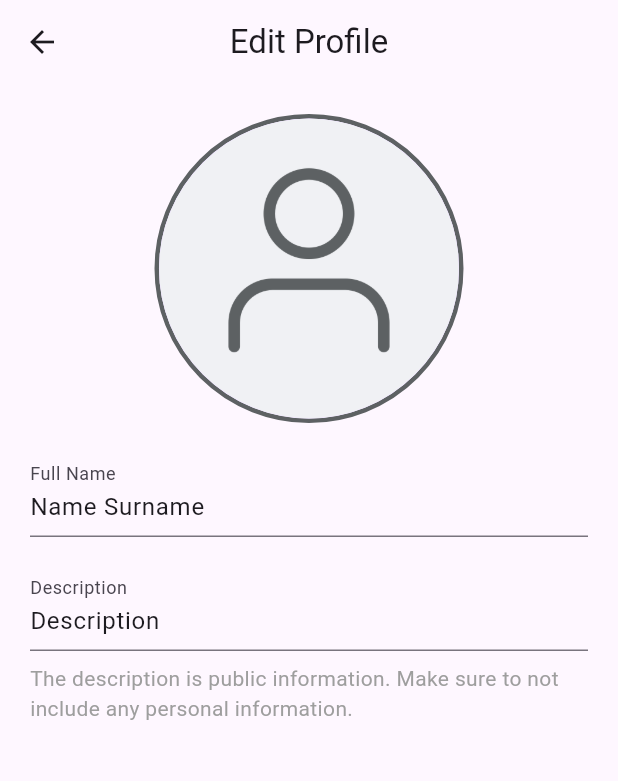
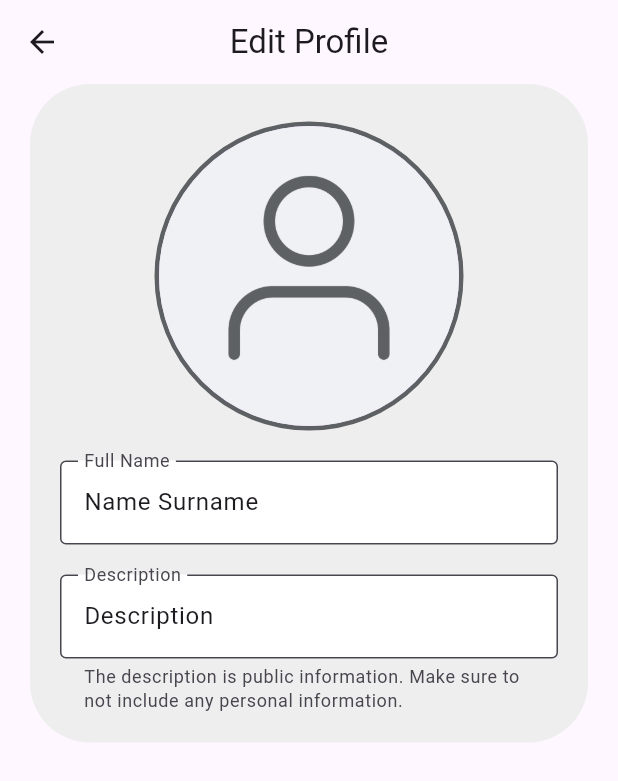
Before and after one commit to kostoskistefan/pulse-eco-pocket, a Flutter app: the screen it shows after launch, item 4 of the bottom bar chosen, after a tap on the "edit" icon, on a phone screen of 412 x 824 dp. Shown: the top 781 px of the screen. Run offline on Flutter 3.47's test engine with Material 3 defaults, Android fonts, the light colour scheme and no system bars; our stand-ins replace bloc, flutter_bloc, shared_preferences; missing offline and left inert: usb_serial; network calls fail.

Commit message:
Add profile page data persistence and improve design

```diff
--- a/lib/features/navigation/presentation/pages/profile/edit_profile_page.dart
+++ b/lib/features/navigation/presentation/pages/profile/edit_profile_page.dart
@@ -15,9 +15,16 @@ class _EditProfilePageState extends State<EditProfilePage> {
   Widget build(BuildContext context) {
     return Scaffold(
       appBar: _buildAppBar(context),
-      body: Container(
+      body: Padding(
+        padding: EdgeInsets.only(top: 0, bottom: 20, left: 20, right: 20),
+        child: SingleChildScrollView(
+          child: Container(
+            decoration: BoxDecoration(
+              borderRadius: BorderRadius.circular(40),
+              color: Colors.grey[200],
+            ),
             width: double.infinity,
-        padding: EdgeInsets.all(20),
+            padding: EdgeInsets.only(top: 25, left: 20, right: 20, bottom: 20),
             child: Column(
               children: [
                 Container(
@@ -27,13 +34,16 @@ class _EditProfilePageState extends State<EditProfilePage> {
                   ),
                   child: CircleAvatar(
                     radius: 100,
-                backgroundImage: AssetImage('assets/images/defaultUser.png')
+                    backgroundImage: AssetImage('assets/images/defaultUser.png'),
                   ),
                 ),
                 SizedBox(height: 20),
                 TextFormField(
                   decoration: InputDecoration(
                     labelText: 'Full Name',
+                    filled: true,
+                    fillColor: Colors.white,
+                    border: OutlineInputBorder(),
                   ),
                   initialValue: widget.user?.name,
                   onChanged: (value) => widget.user?.name = value,
@@ -42,18 +52,20 @@ class _EditProfilePageState extends State<EditProfilePage> {
                 TextFormField(
                   decoration: InputDecoration(
                     labelText: 'Description',
+                    filled: true,
+                    fillColor: Colors.white,
+                    border: OutlineInputBorder(),
+                    helperText: 'The description is public information. Make sure to not include any personal information.',
+                    helperMaxLines: 2,
                   ),
                   initialValue: widget.user?.description,
                   onChanged: (value) => widget.user?.description = value,
                 ),
-            SizedBox(height: 8),
-            Text(
-              'The description is public information. Make sure to not include any personal information.',
-              style: TextStyle(fontSize: 14, color: Colors.grey),
+              ],
             ),
-          ]
-        )
-      )
+          ),
+        ),
+      ),
     );
   }
 
--- a/lib/features/navigation/presentation/pages/profile/profile_page.dart
+++ b/lib/features/navigation/presentation/pages/profile/profile_page.dart
@@ -1,4 +1,5 @@
 import 'package:flutter/material.dart';
+import 'package:shared_preferences/shared_preferences.dart';
 import '../../model/Achievement.dart';
 import '../../model/User.dart';
 import '../../model/UserStatistics.dart';
@@ -10,9 +11,10 @@ class ProfilePage extends StatefulWidget {
 }
 
 class _ProfilePageState extends State<ProfilePage> {
+
   int selectedAchievementIndex = 0;
 
-  static User user = User('Name Surname', 'Description');
+  static User user = User('', '');
 
   static final UserStatistics statistics = UserStatistics(3, 13, 7);
 
@@ -30,15 +32,45 @@ class _ProfilePageState extends State<ProfilePage> {
   ];
 
   @override
+  void initState() {
+    super.initState();
+    _loadUser();
+  }
+
+  Future<void> _loadUser() async {
+    final SharedPreferences sharedPreferences = await SharedPreferences.getInstance();
+
+    final String? name = sharedPreferences.getString('name');
+    final String? description = sharedPreferences.getString('description');
+
+    if (name != null && description != null) {
+      setState(() {
+        user.name = name;
+        user.description = description;
+      });
+    }
+
+    else {
+      setState(() {
+        user.name = 'Name Surname';
+        user.description = 'Description';
+      });
+
+      await sharedPreferences.setString('name', user.name);
+      await sharedPreferences.setString('description', user.description);
+    }
+  }
+
+  @override
   Widget build(BuildContext context) {
     return Scaffold(
-      appBar: _buildAppBar(context),
-      body: Column(
+      body: Padding(
+        padding: EdgeInsets.all(20),
+        child: Column(
           children: [
             Expanded(
               child: SingleChildScrollView(
-              child: Padding(
-                padding: EdgeInsets.only(top: 10, bottom: 10, left: 20, right: 20),
+                child: SafeArea(
                   child: Column(
                     children: [
                       _buildProfile(context),
@@ -49,28 +81,23 @@ class _ProfilePageState extends State<ProfilePage> {
                 ),
               ),
             ),
-          _buildBottomButtons(context),
+            TextButton.icon(
+              icon: Icon(Icons.logout, color: Colors.red),
+              label: Text('Sign Out', style: TextStyle(color: Colors.red)),
+              iconAlignment: IconAlignment.start,
+              onPressed: () {},
+            ),
           ],
+          ),
           ),
           );
   }
 
-  AppBar _buildAppBar(BuildContext context) {
-    return AppBar(
-      leading: BackButton(),
-      title: Text('Profile'),
-      actions: [
-        IconButton(icon: Icon(Icons.edit), onPressed: _goToEditProfile),
-      ],
-      centerTitle: true,
-      backgroundColor: Colors.transparent,
-      elevation: 0,
-    );
-  }
-
   Widget _buildProfile(BuildContext context) {
-    return Container(
-      padding: EdgeInsets.all(20),
+    return Stack(
+      children: [
+        Container(
+          padding: EdgeInsets.only(top: 25, left: 20, right: 20, bottom: 20),
           decoration: BoxDecoration(
             borderRadius: BorderRadius.circular(40),
             color: Colors.grey[200],
@@ -89,16 +116,30 @@ class _ProfilePageState extends State<ProfilePage> {
                 ),
               ),
               SizedBox(height: 20),
+              Column(
+                children: [
                   Text(user.name, style: Theme.of(context).textTheme.headlineMedium),
                   Text(user.description, style: Theme.of(context).textTheme.titleMedium),
-        ]
-      )
+                ],
+              ),
+            ],
+          ),
+        ),
+        Positioned(
+          top: 10,
+          right: 10,
+          child: IconButton(
+            icon: Icon(Icons.edit),
+            onPressed: _goToEditProfile,
+          ),
+        ),
+      ],
     );
   }
 
   Widget _buildStatisticsOverview(BuildContext context) {
     return Padding(
-      padding: EdgeInsets.only(top: 15, bottom: 10),
+      padding: EdgeInsets.symmetric(vertical: 20),
       child: Container(
         decoration: BoxDecoration(
           color: Colors.grey[200],
@@ -176,29 +217,18 @@ class _ProfilePageState extends State<ProfilePage> {
     );
   }
 
-  Widget _buildBottomButtons(BuildContext context) {
-    return Container(
-      padding: EdgeInsets.all(10),
-      child: Column(
-        children: [
-          ListTile(
-            shape: RoundedRectangleBorder(borderRadius: BorderRadius.circular(100)),
-            leading: Icon(Icons.logout),
-            title: Text('Sign Out'),
-            onTap: () {},
-          ),
-        ],
-      ),
-    );
-  }
-
   Future<void> _goToEditProfile() async {
     final result = await Navigator.of(context).push(
       MaterialPageRoute(builder: (context) => EditProfilePage(user: user))
     );
 
     if (result != null) {
+      final SharedPreferences sharedPreferences = await SharedPreferences.getInstance();
+
       setState(() => user = result);
+
+      await sharedPreferences.setString('name', result.name);
+      await sharedPreferences.setString('description', result.description);
     }
   }
 }
--- a/pubspec.yaml
+++ b/pubspec.yaml
@@ -34,6 +34,7 @@ dependencies:
   intl: ^0.18.0
   http: ^1.2.2
   usb_serial: ^0.5.2
+  shared_preferences: ^2.3.3
 #  image_picker: ^0.8.7+4
 
 
```
Also changed, not shown: pubspec.lock. Lines whose indentation alone changed are shown as unchanged.
